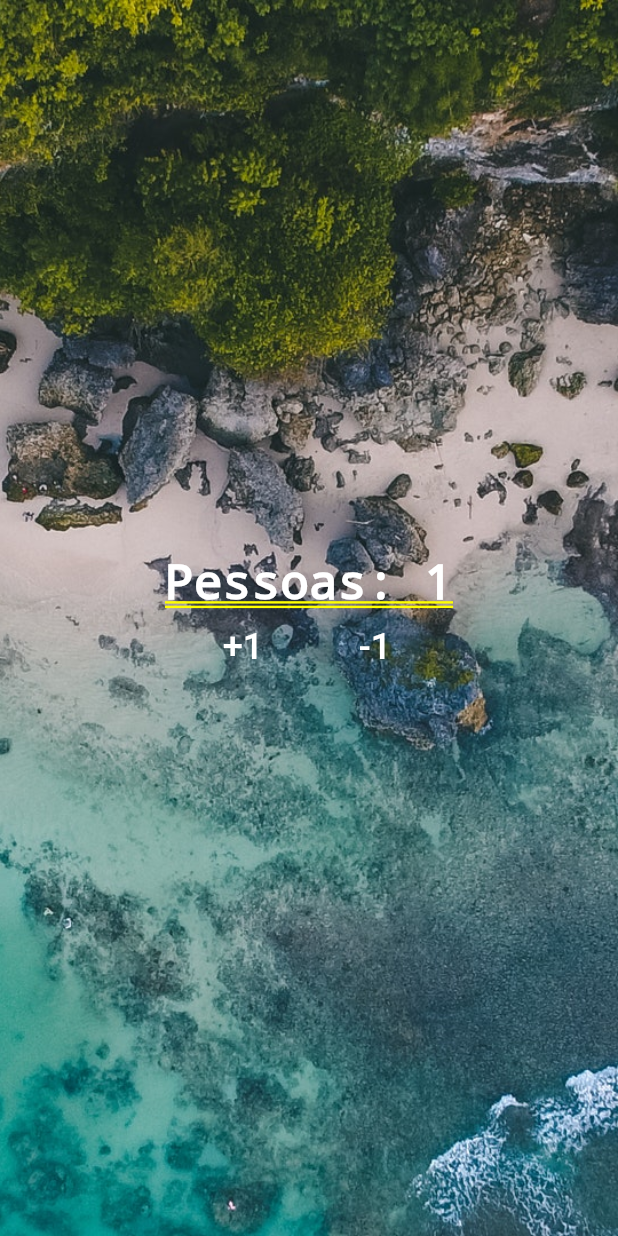
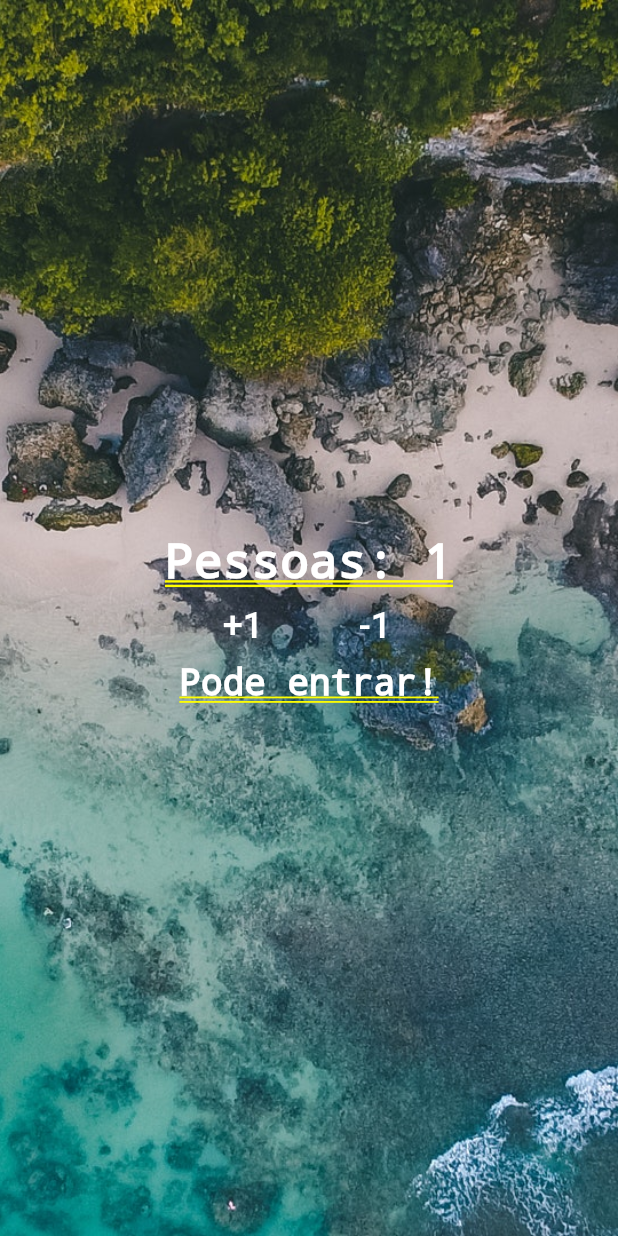
Before and after one commit to StefanyCarvalho/contador-de-pessoas, a Flutter app: the screen it shows after launch, after a tap on "+1", on a phone screen of 412 x 824 dp. Run offline on Flutter 3.47's test engine with Material 2 defaults, Android fonts, the phone set to English and light mode, and no system bars.

```diff
--- a/lib/main.dart
+++ b/lib/main.dart
@@ -7,10 +7,22 @@ class ContadorDePessoas extends StatefulWidget {
 
 class _ContadorDePessoasState extends State<ContadorDePessoas> {
   int _count = 0;
+  String _mensagem = "Pode entrar!";
 
   void _metodo(int operator) {
+
     setState(() {
       _count += operator;
+      if (_count >= 10){
+        _mensagem = "Não pode entrar, está cheio.";
+        _count = 10;
+      }
+      else if (_count < 0){
+        _count = 0;
+      }
+      else {
+       _mensagem = "Pode entrar!";
+      }
     });
   }
 
@@ -39,7 +51,7 @@ class _ContadorDePessoasState extends State<ContadorDePessoas> {
                 mainAxisAlignment: MainAxisAlignment.center,
                 children: <Widget>[
                   FlatButton(
-                  onPressed: () => _metodo(1),
+                    onPressed: () => _metodo(1),
                     child: Text(
                       "+1",
                       style: TextStyle(
@@ -60,6 +72,13 @@ class _ContadorDePessoasState extends State<ContadorDePessoas> {
                   ),
                 ],
               ),
+              Text(
+                _mensagem,
+                style: TextStyle(
+                  color: Colors.white,
+                  fontSize: 24.0,
+                ),
+              )
             ],
           ),
         ],
@@ -68,9 +87,6 @@ class _ContadorDePessoasState extends State<ContadorDePessoas> {
   }
 }
 
-
 void main() {
-  runApp(
-    ContadorDePessoas()
-  );
+  runApp(ContadorDePessoas());
 }
```
